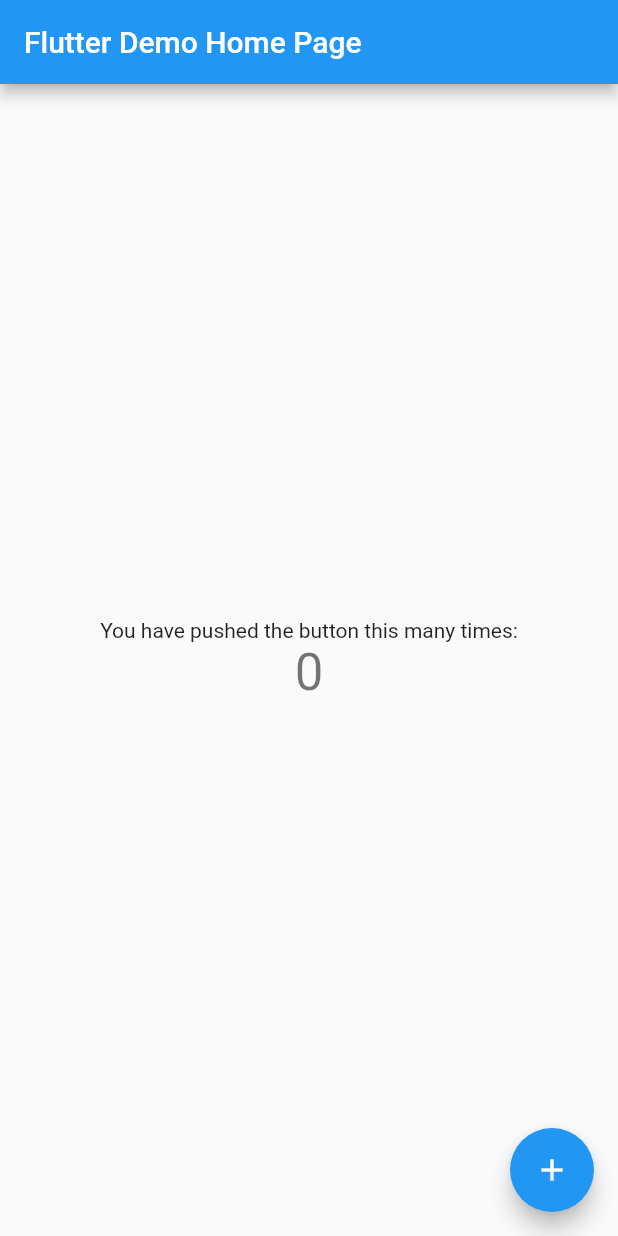
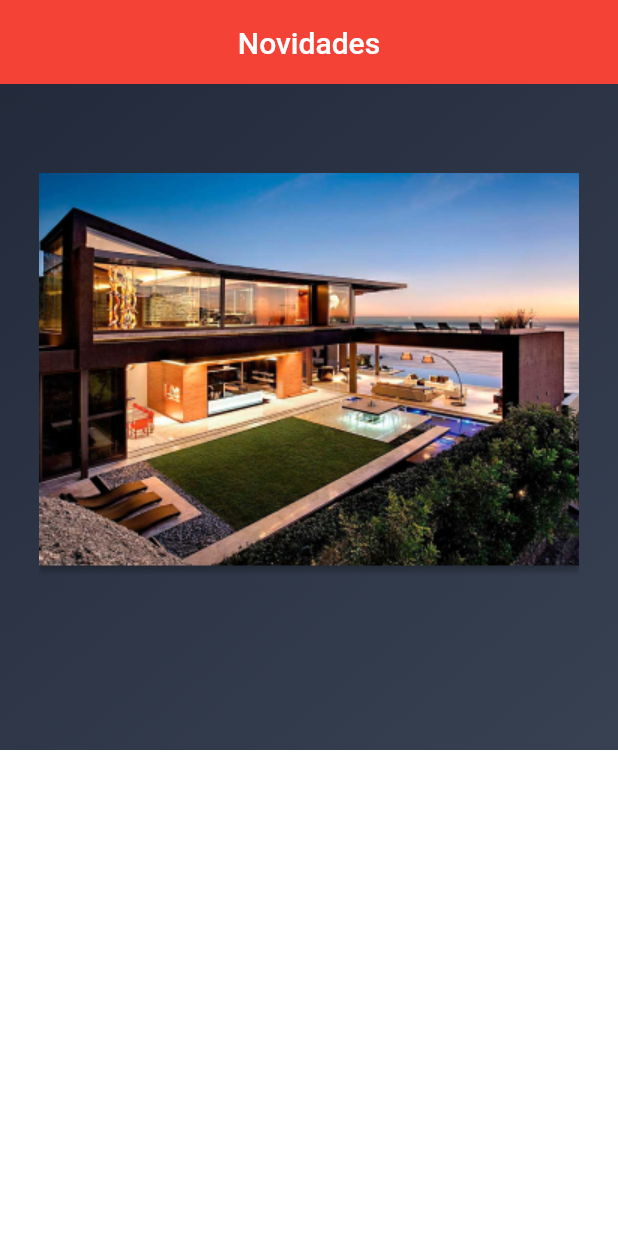
Before and after one commit to Imovato/ImovatoApp, a Flutter app: the screen it shows after launch, on a phone screen of 412 x 824 dp. Run offline on Flutter 3.47's test engine with Material 2 defaults, Android fonts, the phone set to English and light mode, and no system bars.

Commit message:
first commit

```diff
--- a/lib/main.dart
+++ b/lib/main.dart
@@ -1,4 +1,5 @@
 import 'package:flutter/material.dart';
+import 'package:imovatoapp/screens/home_screen.dart';
 
 void main() {
   runApp(const MyApp());
@@ -7,109 +8,16 @@
 class MyApp extends StatelessWidget {
   const MyApp({Key? key}) : super(key: key);
 
-  // This widget is the root of your application.
   @override
   Widget build(BuildContext context) {
     return MaterialApp(
-      title: 'Flutter Demo',
+      title: 'Imovato App',
       theme: ThemeData(
-        // This is the theme of your application.
-        //
-        // Try running your application with "flutter run". You'll see the
-        // application has a blue toolbar. Then, without quitting the app, try
-        // changing the primarySwatch below to Colors.green and then invoke
-        // "hot reload" (press "r" in the console where you ran "flutter run",
-        // or simply save your changes to "hot reload" in a Flutter IDE).
-        // Notice that the counter didn't reset back to zero; the application
-        // is not restarted.
         primarySwatch: Colors.blue,
+        primaryColor: const Color.fromARGB(255, 33, 41, 57),
       ),
-      home: const MyHomePage(title: 'Flutter Demo Home Page'),
+      debugShowCheckedModeBanner: false,
+      home: HomeScreen(),
     );
   }
 }
-
-class MyHomePage extends StatefulWidget {
-  const MyHomePage({Key? key, required this.title}) : super(key: key);
-
-  // This widget is the home page of your application. It is stateful, meaning
-  // that it has a State object (defined below) that contains fields that affect
-  // how it looks.
-
-  // This class is the configuration for the state. It holds the values (in this
-  // case the title) provided by the parent (in this case the App widget) and
-  // used by the build method of the State. Fields in a Widget subclass are
-  // always marked "final".
-
-  final String title;
-
-  @override
-  State<MyHomePage> createState() => _MyHomePageState();
-}
-
-class _MyHomePageState extends State<MyHomePage> {
-  int _counter = 0;
-
-  void _incrementCounter() {
-    setState(() {
-      // This call to setState tells the Flutter framework that something has
-      // changed in this State, which causes it to rerun the build method below
-      // so that the display can reflect the updated values. If we changed
-      // _counter without calling setState(), then the build method would not be
-      // called again, and so nothing would appear to happen.
-      _counter++;
-    });
-  }
-
-  @override
-  Widget build(BuildContext context) {
-    // This method is rerun every time setState is called, for instance as done
-    // by the _incrementCounter method above.
-    //
-    // The Flutter framework has been optimized to make rerunning build methods
-    // fast, so that you can just rebuild anything that needs updating rather
-    // than having to individually change instances of widgets.
-    return Scaffold(
-      appBar: AppBar(
-        // Here we take the value from the MyHomePage object that was created by
-        // the App.build method, and use it to set our appbar title.
-        title: Text(widget.title),
-      ),
-      body: Center(
-        // Center is a layout widget. It takes a single child and positions it
-        // in the middle of the parent.
-        child: Column(
-          // Column is also a layout widget. It takes a list of children and
-          // arranges them vertically. By default, it sizes itself to fit its
-          // children horizontally, and tries to be as tall as its parent.
-          //
-          // Invoke "debug painting" (press "p" in the console, choose the
-          // "Toggle Debug Paint" action from the Flutter Inspector in Android
-          // Studio, or the "Toggle Debug Paint" command in Visual Studio Code)
-          // to see the wireframe for each widget.
-          //
-          // Column has various properties to control how it sizes itself and
-          // how it positions its children. Here we use mainAxisAlignment to
-          // center the children vertically; the main axis here is the vertical
-          // axis because Columns are vertical (the cross axis would be
-          // horizontal).
-          mainAxisAlignment: MainAxisAlignment.center,
-          children: <Widget>[
-            const Text(
-              'You have pushed the button this many times:',
-            ),
-            Text(
-              '$_counter',
-              style: Theme.of(context).textTheme.headline4,
-            ),
-          ],
-        ),
-      ),
-      floatingActionButton: FloatingActionButton(
-        onPressed: _incrementCounter,
-        tooltip: 'Increment',
-        child: const Icon(Icons.add),
-      ), // This trailing comma makes auto-formatting nicer for build methods.
-    );
-  }
-}
--- /dev/null
+++ b/lib/screens/home_screen.dart
@@ -0,0 +1,15 @@
+import 'package:flutter/material.dart';
+import 'package:imovatoapp/tabs/home_tab.dart';
+
+class HomeScreen extends StatelessWidget {
+  final _pageController = PageController();
+
+  @override
+  Widget build(BuildContext context) {
+    return PageView(
+      controller: _pageController,
+      physics: NeverScrollableScrollPhysics(),
+      children: <Widget>[HomeTab()],
+    );
+  }
+}
--- /dev/null
+++ b/lib/tabs/home_tab.dart
@@ -0,0 +1,46 @@
+// ignore_for_file: prefer_const_constructors
+
+import 'package:flutter/material.dart';
+
+class HomeTab extends StatelessWidget {
+  static const lista = [];
+
+  @override
+  Widget build(BuildContext context) {
+    Widget _buildBodyBack() => Container(
+        decoration: BoxDecoration(
+            // ignore: prefer_const_literals_to_create_immutables
+            gradient: LinearGradient(colors: [
+          Color.fromARGB(255, 33, 41, 57),
+          Color.fromARGB(255, 56, 65, 82),
+        ], begin: Alignment.topLeft, end: Alignment.bottomRight)),
+        child: Image(
+          image: AssetImage('assets/casa-chique1.png'),
+          width: 500,
+          height: 500,
+        ));
+
+    return Stack(
+      children: <Widget>[
+        _buildBodyBack(),
+        CustomScrollView(
+          // ignore: prefer_const_literals_to_create_immutables
+          slivers: <Widget>[
+            SliverAppBar(
+              floating: true,
+              snap: true,
+              backgroundColor: Colors.red,
+              elevation: 0.0,
+              flexibleSpace: FlexibleSpaceBar(
+                title: Text('Novidades'),
+                centerTitle: true,
+              ),
+            ),
+            // Center(child: Image(image: AssetImage('assets/casa-chique1.png')))
+            // Image(image: AssetImage('assets/casa-chique1.png'))
+          ],
+        )
+      ],
+    );
+  }
+}
```
Also changed, not shown: pubspec.yaml (+2 -7 lines), assets/casa-chique1.png (added).
